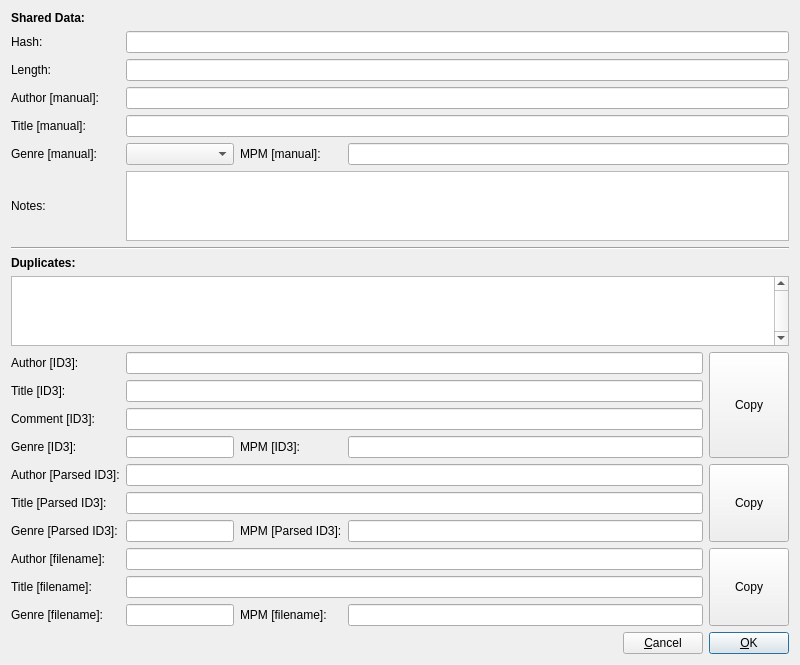
Before: the Qt Designer form src/UI/Dlg/DlgSongProperties.ui in madmaxoft/SkauTan, drawn with Qt 5.
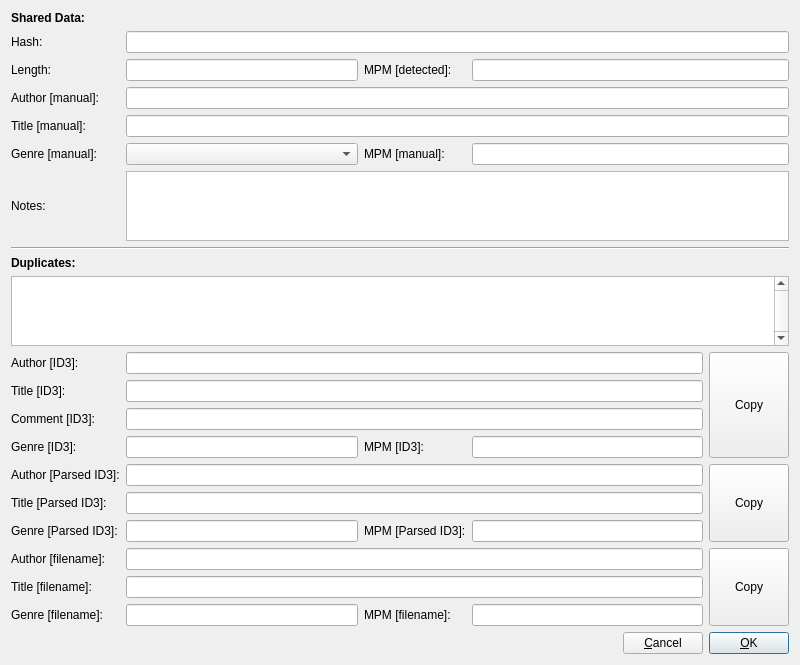
After: the same form once the commit is applied.

Commit message: DlgSongProperties: Detect tempo in the background.

```diff
--- a/src/UI/Dlg/DlgSongProperties.ui
+++ b/src/UI/Dlg/DlgSongProperties.ui
@@ -293,13 +293,6 @@
      <item row="4" column="1" colspan="4">
       <widget class="QLineEdit" name="leManualAuthor"/>
      </item>
-     <item row="3" column="1" colspan="4">
-      <widget class="QLineEdit" name="leLength">
-       <property name="readOnly">
-        <bool>true</bool>
-       </property>
-      </widget>
-     </item>
      <item row="1" column="1" colspan="4">
       <widget class="QLineEdit" name="leHash">
        <property name="readOnly">
@@ -366,6 +359,27 @@
        </property>
       </widget>
      </item>
+     <item row="3" column="1">
+      <widget class="QLineEdit" name="leLength">
+       <property name="readOnly">
+        <bool>true</bool>
+       </property>
+      </widget>
+     </item>
+     <item row="3" column="2">
+      <widget class="QLabel" name="label_23">
+       <property name="text">
+        <string>MPM [detected]:</string>
+       </property>
+      </widget>
+     </item>
+     <item row="3" column="3" colspan="2">
+      <widget class="QLineEdit" name="leDetectedMeasuresPerMinute">
+       <property name="readOnly">
+        <bool>true</bool>
+       </property>
+      </widget>
+     </item>
     </layout>
    </item>
    <item>
```
The commit also changes 5 other files.
